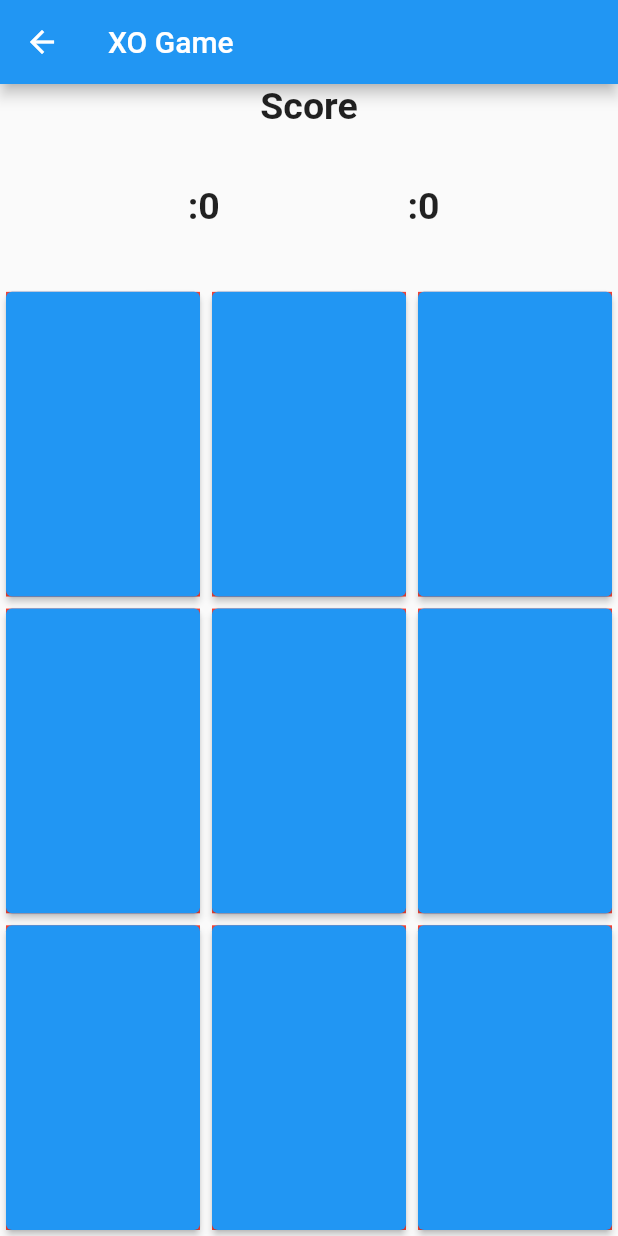
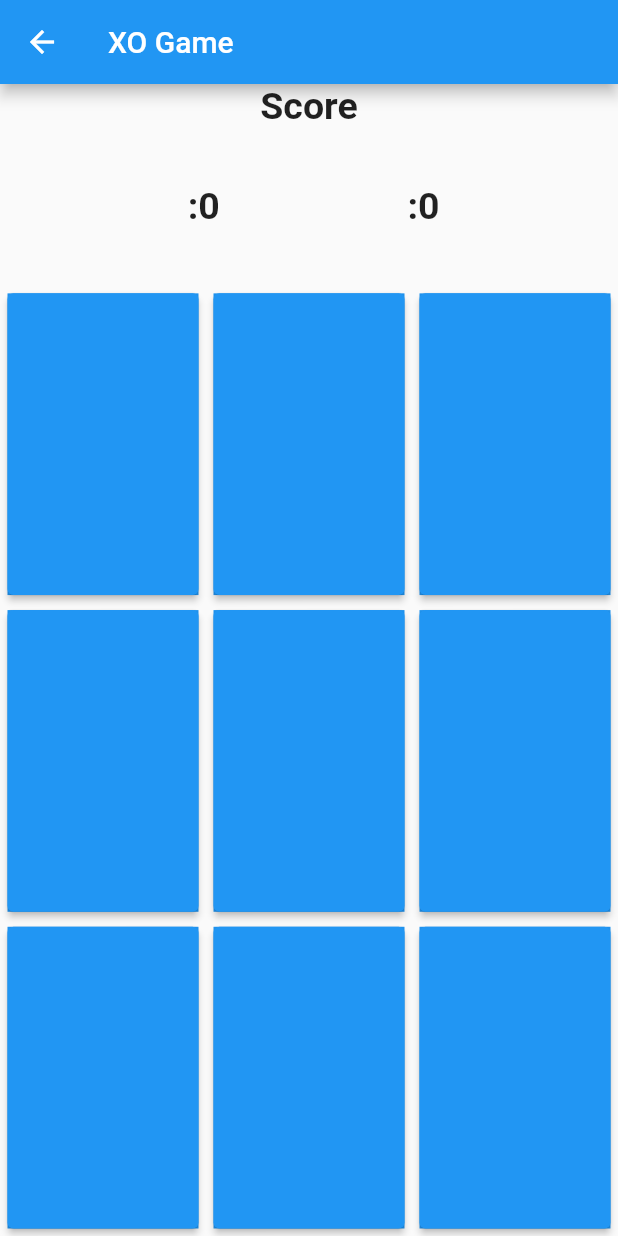
Before and after one commit to A-hmed/Flutter-XO-game, a Flutter app: the screen it shows after launch, after a tap on "Start", on a phone screen of 412 x 824 dp. Run offline on Flutter 3.47's test engine with Material 2 defaults, Android fonts, the phone set to English and light mode, and no system bars.

Commit message:
changed button background color to blue increasing button margin to 5

```diff
--- a/lib/GameButton.dart
+++ b/lib/GameButton.dart
@@ -8,8 +8,8 @@ class GameButton extends StatelessWidget {
   @override
   Widget build(BuildContext context) {
     return Expanded(child: Container(
-      color: Colors.red,
-      margin: EdgeInsets.all(4),
+      color: Colors.blue,
+      margin: EdgeInsets.all(5),
       child: ElevatedButton(
         onPressed: () {
           onButtonClicked(index);
```
